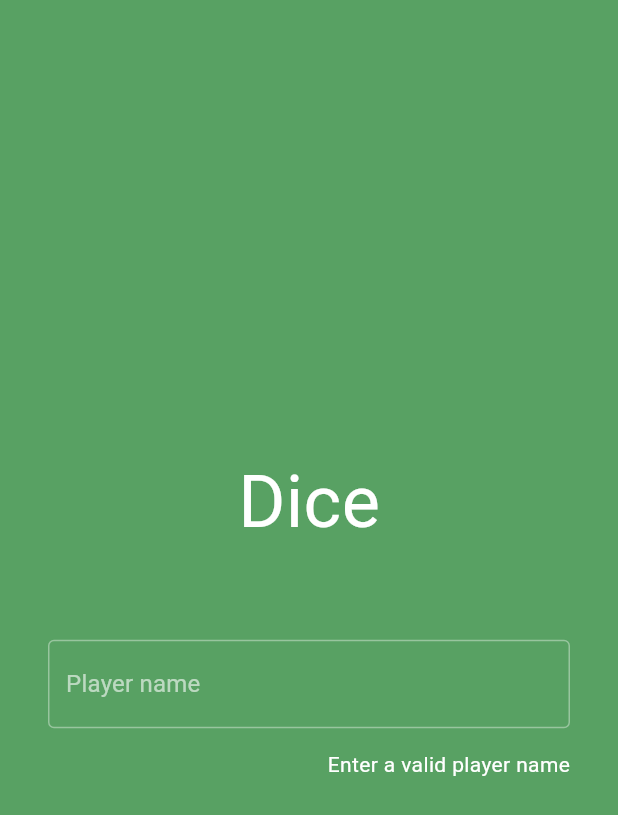
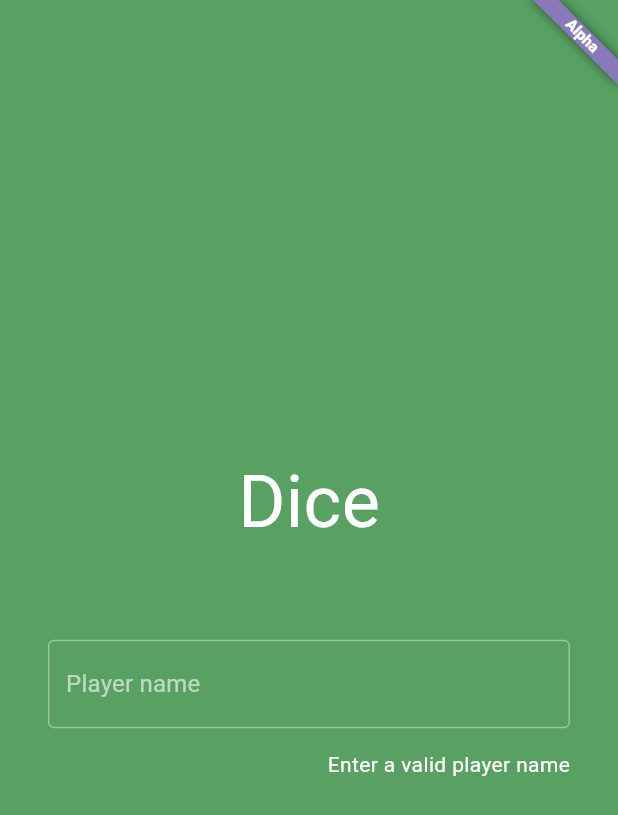
Before and after one commit to fifersheep/dice, a Flutter app: the screen it shows after launch, on a phone screen of 412 x 824 dp. Shown: the top 815 px of the screen. Run offline on Flutter 3.47's test engine with Material 2 defaults, Android fonts, the phone set to English and light mode, and no system bars; our stand-ins replace auto_route, bloc, flutter_bloc, flutter_dotenv, freezed_annotation, shared_preferences and 2 more; missing offline and left inert: lazy_evaluation; accounts and stored records are empty; Roboto replaces fonts that are missing (Montserrat).

Commit message:
add alpha banner

```diff
--- a/lib/presentation/app.dart
+++ b/lib/presentation/app.dart
@@ -13,6 +13,7 @@ class App extends StatelessWidget {
       theme: AppTheme.defaultTheme,
       routerDelegate: _router.delegate(),
       routeInformationParser: _router.defaultRouteParser(),
+      debugShowCheckedModeBanner: false,
     );
   }
 }
--- /dev/null
+++ b/lib/presentation/app_scaffold.dart
@@ -0,0 +1,18 @@
+import 'package:dice/presentation/constants/colors.dart';
+import 'package:flutter/material.dart';
+
+class AppScaffold extends StatelessWidget {
+  const AppScaffold({Key? key, required this.body}) : super(key: key);
+
+  final Widget body;
+
+  @override
+  Widget build(BuildContext context) => Banner(
+        location: BannerLocation.topEnd,
+        message: "Alpha",
+        color: ThemeColors.secondary,
+        child: Scaffold(
+          body: body,
+        ),
+      );
+}
--- a/lib/presentation/game_selection/game_selection_page.dart
+++ b/lib/presentation/game_selection/game_selection_page.dart
@@ -2,6 +2,7 @@ import 'package:auto_route/auto_route.dart';
 import 'package:dice/domain/game_selection/game_selection_bloc.dart';
 import 'package:dice/domain/game_selection/game_selection_event.dart';
 import 'package:dice/domain/game_selection/game_selection_state.dart';
+import 'package:dice/presentation/app_scaffold.dart';
 import 'package:flutter/material.dart';
 import 'package:flutter_bloc/flutter_bloc.dart';
 
@@ -18,7 +19,7 @@ class _GameSelectionPageState extends State<GameSelectionPage> {
   @override
   Widget build(BuildContext context) {
     final editController = TextEditingController();
-    return Scaffold(
+    return AppScaffold(
       body: Padding(
         padding: const EdgeInsets.all(32),
         child: Column(
--- a/lib/presentation/gameplay/game_lobby_page.dart
+++ b/lib/presentation/gameplay/game_lobby_page.dart
@@ -2,6 +2,7 @@ import 'package:auto_route/auto_route.dart';
 import 'package:dice/domain/gameplay/gameplay_bloc.dart';
 import 'package:dice/domain/gameplay/gameplay_event.dart';
 import 'package:dice/domain/gameplay/gameplay_state.dart';
+import 'package:dice/presentation/app_scaffold.dart';
 import 'package:dice/presentation/gameplay/game_lobby.dart';
 import 'package:flutter/material.dart';
 import 'package:flutter_bloc/flutter_bloc.dart';
@@ -28,7 +29,7 @@ class _GameLobbyPageState extends State<GameLobbyPage> {
 
   @override
   Widget build(BuildContext context) {
-    return Scaffold(
+    return AppScaffold(
       body: BlocBuilder(
         bloc: bloc,
         builder: (context, snapshot) {
--- a/lib/presentation/player_selection/player_selection_page.dart
+++ b/lib/presentation/player_selection/player_selection_page.dart
@@ -2,6 +2,7 @@ import 'package:auto_route/auto_route.dart';
 import 'package:dice/domain/player_selection/player_selection_bloc.dart';
 import 'package:dice/domain/player_selection/player_selection_event.dart';
 import 'package:dice/domain/player_selection/player_selection_state.dart';
+import 'package:dice/presentation/app_scaffold.dart';
 import 'package:flutter/material.dart';
 import 'package:flutter_bloc/flutter_bloc.dart';
 
@@ -16,7 +17,7 @@ class _PlayerSelectionPageState extends State<PlayerSelectionPage> {
   @override
   Widget build(BuildContext context) {
     final editController = TextEditingController();
-    return Scaffold(
+    return AppScaffold(
       body: Padding(
         padding: const EdgeInsets.all(32),
         child: Column(
@@ -34,8 +35,7 @@ class _PlayerSelectionPageState extends State<PlayerSelectionPage> {
                   children: [
                     TextField(
                       decoration: InputDecoration(labelText: 'Player name'),
-                      onChanged: (value) =>
-                          bloc.add(PlayerSelectionEvent.nameChanged(value)),
+                      onChanged: (value) => bloc.add(PlayerSelectionEvent.nameChanged(value)),
                       controller: editController,
                     ),
                     SizedBox(height: 16),
```
